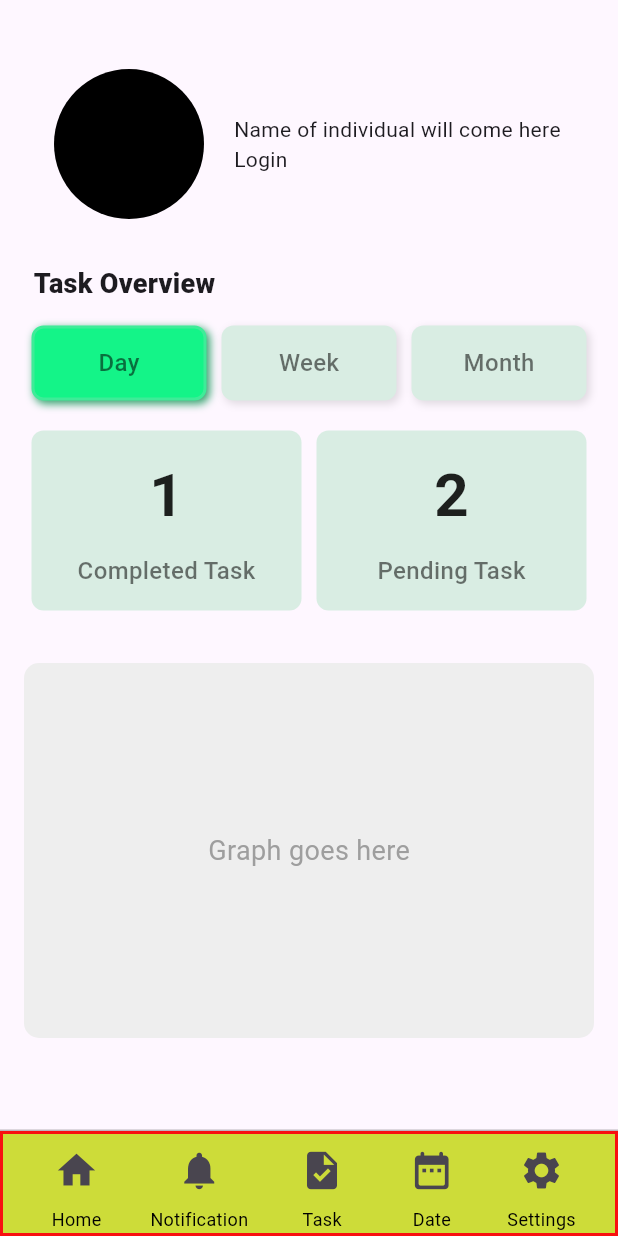
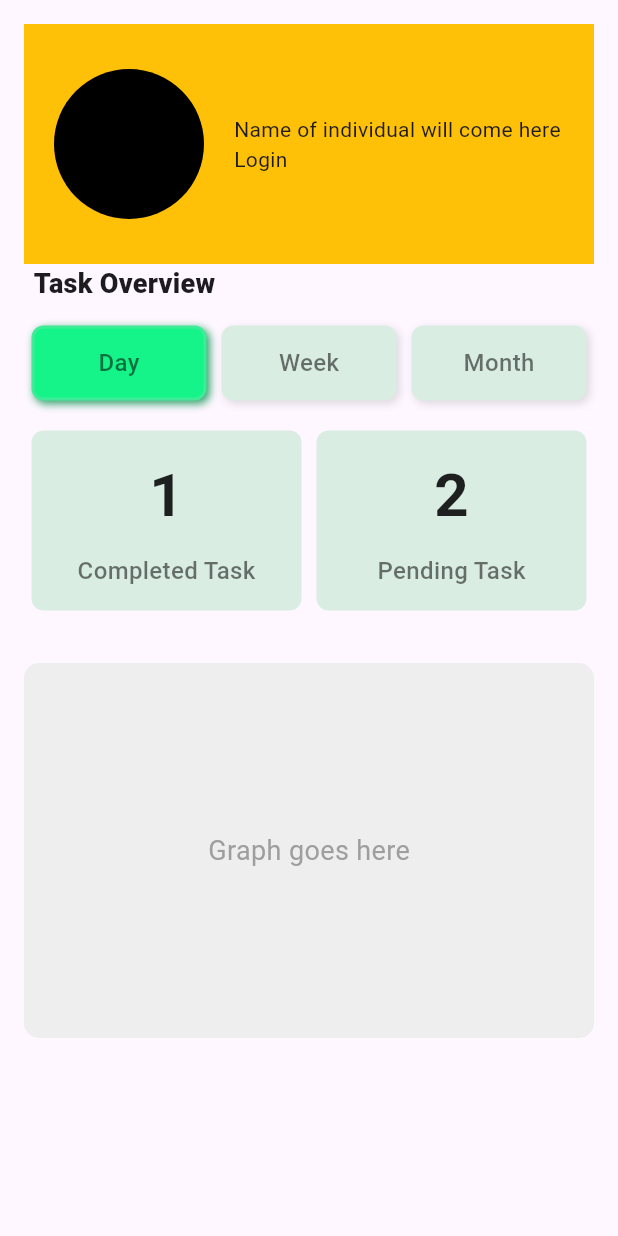
Before and after one commit to byteArrow18/App_Dev_001, a Flutter app: the HomePage screen opened directly, on a phone screen of 412 x 824 dp. Run offline on Flutter 3.47's test engine with Material 3 defaults, Android fonts, the phone set to English and light mode, and no system bars.

Commit message:
connecting screens

```diff
--- a/lib/ShellPage.dart
+++ b/lib/ShellPage.dart
@@ -14,20 +14,26 @@ class LoadPage extends StatefulWidget {
 class _LoadPageState extends State<LoadPage> {
   int myIndex = 0;
   List<Widget> widgetList = const [
-    Text('Home'),
-    Text('Task'),
+    HomePage(),
+    // Text('Home'),
+    TaskPage(),
+    // Text('Task'),
     Text('Date'),
     Text('Settings'),
     Text('Notifications'),
-    // HomePage(),
-    // TaskPage(),
   ];
   @override
   Widget build(BuildContext context) {
     return SafeArea(
       child: Scaffold(
+        // appBar: AppBar(
+        // title: Text("Dashboard"),
+        // centerTitle: true,
+        // backgroundColor: Colors.amber,
+        // toolbarHeight: 30,
+        // ),
         bottomNavigationBar: Container(
-          // padding: EdgeInsets.all(5),
+          padding: EdgeInsets.all(2),
           alignment: Alignment.bottomCenter,
           height: 65,
           decoration: BoxDecoration(
--- a/lib/home/presentation/countTaskBlock.dart
+++ b/lib/home/presentation/countTaskBlock.dart
@@ -35,7 +35,7 @@ class CountTaskBlock extends StatelessWidget {
                 color: Colors.black87,
               ),
             ),
-            SizedBox(height: 10), // Space between number and label
+            SizedBox(height: 10), // space between number and label
             Text(
               label,
               style: TextStyle(
--- a/lib/home/presentation/home.dart
+++ b/lib/home/presentation/home.dart
@@ -1,6 +1,5 @@
 // ignore_for_file: sized_box_for_whitespace
 
-import 'package:app_dev_001/common/bottomNavBar.dart';
 import 'package:app_dev_001/home/presentation/countTaskBlock.dart';
 import 'package:app_dev_001/home/presentation/timeblock.dart';
 import 'package:flutter/material.dart';
@@ -30,17 +29,9 @@ class _HomePageState extends State<HomePage> {
 
   @override
   Widget build(BuildContext context) {
-    return Scaffold(
-      // appBar: AppBar(
-        // title: Text("Dashboard"),
-        // centerTitle: true,
-        // backgroundColor: Colors.amber,
-        // toolbarHeight: 30,
-      // ),
-      bottomNavigationBar: BottomNavBar(),
-
-      body: SafeArea(
-        child: Padding(
+    return SafeArea(
+      child: Scaffold(
+        body: Padding(
           padding: const EdgeInsets.all(16.0),
           child: Column(
             crossAxisAlignment: CrossAxisAlignment.start,
@@ -49,10 +40,9 @@ class _HomePageState extends State<HomePage> {
                 children: [
                   Expanded(
                     child: Container(
-                      // color: Colors.amber,
+                      color: Colors.amber,
                       height: 160,
                       child: Row(
-                        // mainAxisAlignment: MainAxisAlignment.center,
                         children: [
                           SizedBox(width: 20,),
                           CircleAvatar(
@@ -64,9 +54,7 @@ class _HomePageState extends State<HomePage> {
                             crossAxisAlignment: CrossAxisAlignment.start,
                             mainAxisAlignment: MainAxisAlignment.center,
                             children: [
-                              // SizedBox(height: 50,),
                               Text("Name of individual will come here",),
-                              //login and signout button condition
                               isLoggedIn
                                 ? InkWell(onTap: _signOut, child: Text("Sign Out"))
                                 : InkWell(onTap: _login, child: Text("Login")),
```
